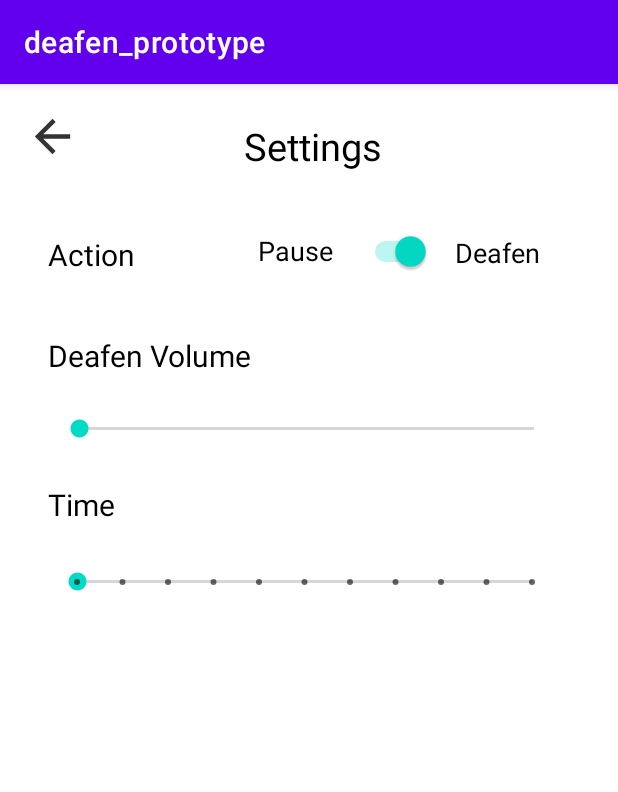
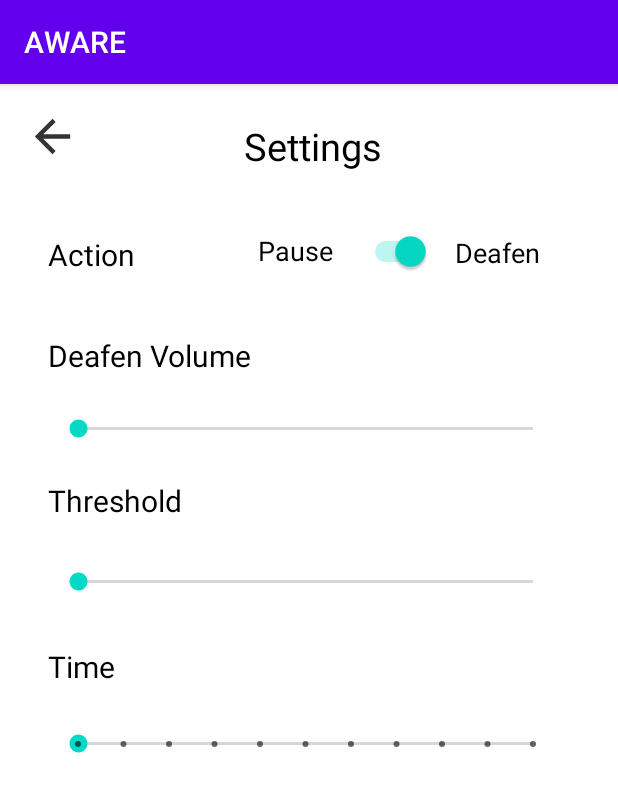
Before and after one commit to ShaqibRahman/CAPSTONE, an Android app: the SettingsActivity screen opened directly, with no data from a screen before it, on a phone screen of 412 x 824 dp. Shown: the top 792 px of the screen. Run offline under Robolectric (Android 15) with nearby library versions, the phone set to English and light mode, and no system bars.

Commit message:
added threshold bare and made deafen bar function, still working on it...

```diff
--- a/Deafen_app/app/src/main/AndroidManifest.xml
+++ b/Deafen_app/app/src/main/AndroidManifest.xml
@@ -10,7 +10,7 @@
         android:dataExtractionRules="@xml/data_extraction_rules"
         android:fullBackupContent="@xml/backup_rules"
         android:icon="@mipmap/ic_launcher"
-        android:label="@string/app_name"
+        android:label="AWARE"
         android:roundIcon="@mipmap/ic_launcher_round"
         android:supportsRtl="true"
         android:theme="@style/Theme.Deafen_prototype"
--- a/Deafen_app/app/src/main/java/com/example/deafen_prototype/SettingsActivity.java
+++ b/Deafen_app/app/src/main/java/com/example/deafen_prototype/SettingsActivity.java
@@ -17,9 +17,11 @@ public class SettingsActivity extends AppCompatActivity {
     private ImageButton backbutton;
     public SeekBar volume;
     public SeekBar time;
+    public SeekBar threshold;
     private Switch action;
     public int new_volume;
     public int new_time;
+    public int new_threshold;
 
     @Override
     protected void onCreate(Bundle savedInstanceState) {
@@ -60,6 +62,32 @@ public class SettingsActivity extends AppCompatActivity {
             @Override
             public void onStopTrackingTouch(SeekBar seekBar) {
                 Toast.makeText(SettingsActivity.this, "Volume bar progress is :" + new_volume,
+                        Toast.LENGTH_SHORT).show();
+            }
+        });
+
+        threshold = (SeekBar) findViewById(R.id.threshold_bar);
+        threshold.setMax(15);
+        threshold.setProgress(sharedPreferences.getInt("threshold", 0));
+
+        threshold.setOnSeekBarChangeListener(new SeekBar.OnSeekBarChangeListener() {
+
+            public void onProgressChanged(SeekBar seekBar, int progress, boolean fromUser) {
+                SharedPreferences.Editor editor=getSharedPreferences("save",MODE_PRIVATE).edit();
+                editor.putInt("threshold", progress);
+                editor.apply();
+                threshold.setProgress(progress);
+                new_threshold = progress;
+
+            }
+
+            public void onStartTrackingTouch(SeekBar seekBar) {
+                // TODO Auto-generated method stub
+            }
+
+            @Override
+            public void onStopTrackingTouch(SeekBar seekBar) {
+                Toast.makeText(SettingsActivity.this, "Threshold bar progress is :" + new_threshold,
                         Toast.LENGTH_SHORT).show();
             }
         });
@@ -118,6 +146,7 @@ public class SettingsActivity extends AppCompatActivity {
 
     }
 
+    /*
     @Override
     protected void onSaveInstanceState(Bundle outState) {
 
@@ -126,7 +155,7 @@ public class SettingsActivity extends AppCompatActivity {
         outState.putBoolean("state", CheckAction());
         super.onSaveInstanceState(outState);
 
-    }
+    }*/
 
     public void OpenMain(){
 
@@ -134,6 +163,7 @@ public class SettingsActivity extends AppCompatActivity {
         intent.putExtra("state", CheckAction());
         intent.putExtra("reduced_vol", new_volume);
         intent.putExtra("deafen_time", new_time);
+        intent.putExtra("threshold", new_threshold);
         startActivity(intent);
     }
 
--- a/Deafen_app/app/src/main/res/layout/activity_settings.xml
+++ b/Deafen_app/app/src/main/res/layout/activity_settings.xml
@@ -33,10 +33,10 @@
         android:id="@+id/Deafen_volume"
         android:layout_width="335dp"
         android:layout_height="25dp"
+        android:layout_marginStart="36dp"
         android:layout_marginTop="160dp"
-        android:layout_marginEnd="40dp"
         android:max="15"
-        app:layout_constraintEnd_toEndOf="parent"
+        app:layout_constraintStart_toStartOf="parent"
         app:layout_constraintTop_toBottomOf="@+id/Title" />
 
     <SeekBar
@@ -44,13 +44,20 @@
         style="@style/Widget.AppCompat.SeekBar.Discrete"
         android:layout_width="335dp"
         android:layout_height="25dp"
-        android:layout_marginStart="35dp"
+        android:layout_marginStart="36dp"
         android:layout_marginTop="25dp"
-        android:max="10"
+        android:max="15"
         app:layout_constraintStart_toStartOf="parent"
         app:layout_constraintTop_toBottomOf="@+id/Time" />
 
-
+    <SeekBar
+        android:id="@+id/threshold_bar"
+        android:layout_width="335dp"
+        android:layout_height="25dp"
+        android:layout_marginStart="36dp"
+        android:layout_marginTop="28dp"
+        app:layout_constraintStart_toStartOf="parent"
+        app:layout_constraintTop_toBottomOf="@+id/textView" />
 
     <TextView
         android:id="@+id/Title"
@@ -109,10 +116,22 @@
         android:layout_width="wrap_content"
         android:layout_height="wrap_content"
         android:layout_marginStart="32dp"
-        android:layout_marginTop="24dp"
+        android:layout_marginTop="30dp"
         android:gravity="center"
         android:text="@string/time"
+        android:textColor="@color/black"
+        android:textSize="20sp"
+        app:layout_constraintStart_toStartOf="parent"
+        app:layout_constraintTop_toBottomOf="@+id/threshold_bar" />
 
+
+    <TextView
+        android:id="@+id/textView"
+        android:layout_width="wrap_content"
+        android:layout_height="wrap_content"
+        android:layout_marginStart="32dp"
+        android:layout_marginTop="21dp"
+        android:text="Threshold"
         android:textColor="@color/black"
         android:textSize="20sp"
         app:layout_constraintStart_toStartOf="parent"
```
Also changed, not shown: Deafen_app/app/src/main/java/com/example/deafen_prototype/MainActivity.java (+16 -6 lines), Deafen_app/app/src/main/java/com/example/deafen_prototype/RecordingService.java (+12 -5 lines), Deafen_app/app/src/main/res/layout/activity_main.xml (+2 -7 lines), 60 other files.
